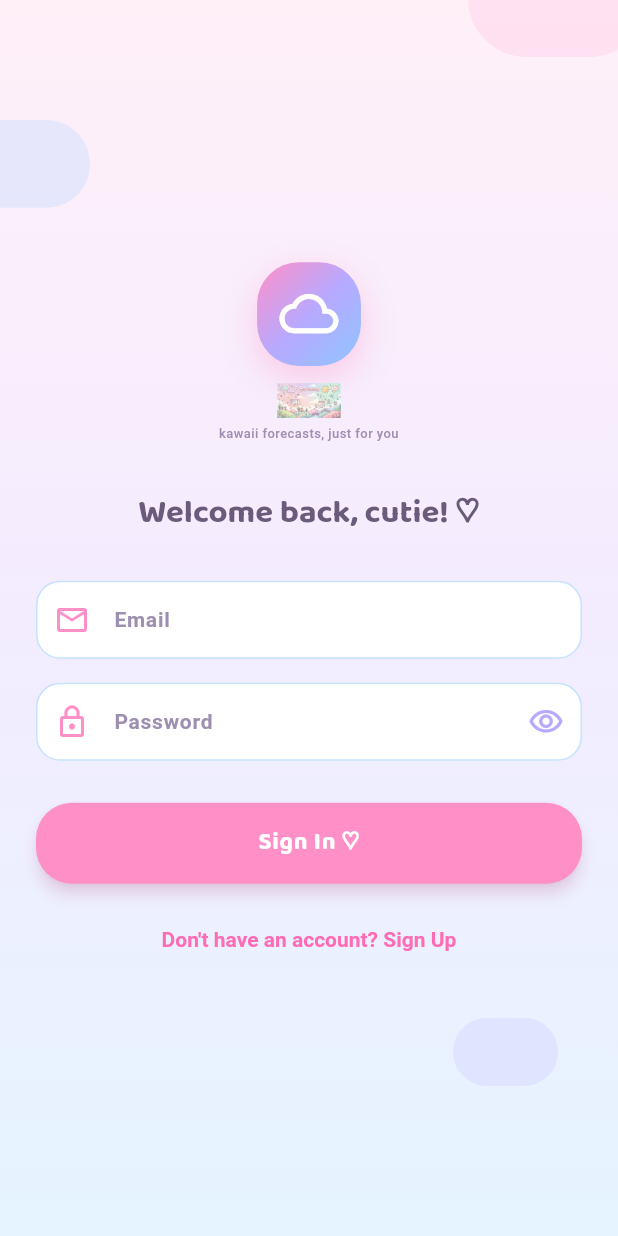
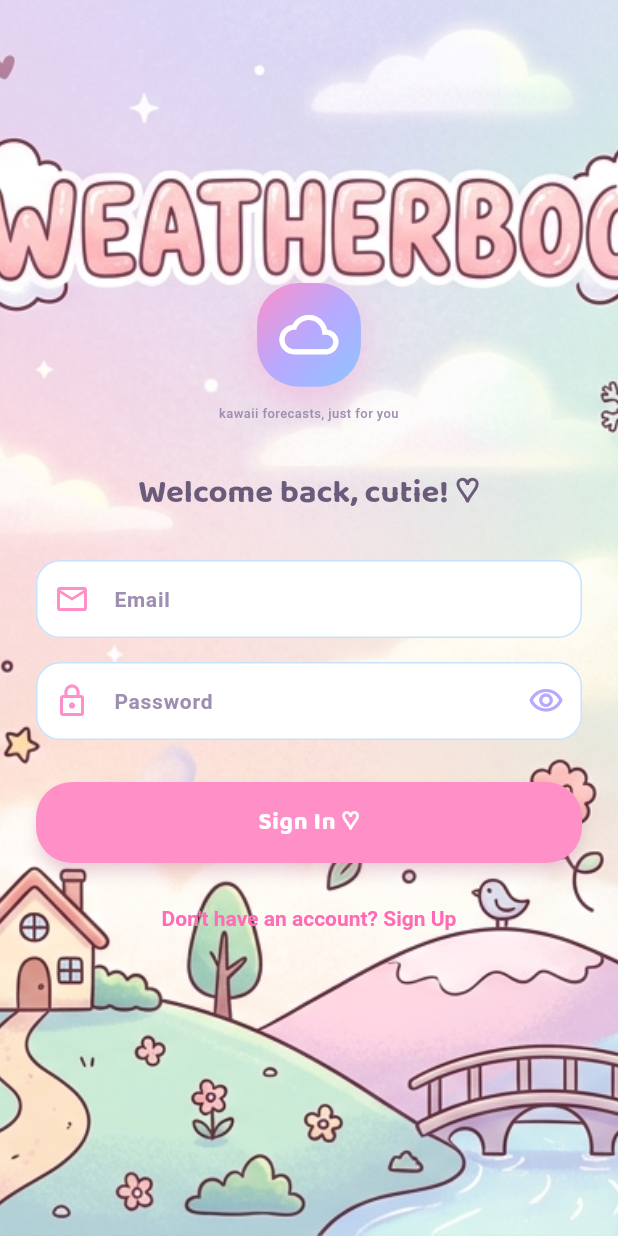
Before and after one commit to exianninskie/weatherboo, a Flutter app: the screen it shows after launch, on a phone screen of 412 x 824 dp. Run offline on Flutter 3.47's test engine with Material 3 defaults, Android fonts, the phone set to English and light mode, and no system bars; our stand-ins replace google_fonts, image_picker, supabase_flutter; accounts and stored records are empty.

Commit message:
Replace KawaiiBackground gradient with Background.png image
- Change KawaiiBackground to use Background.png as background for all screens
- Remove cloud blobs from background
- Add errorBuilder to fall back to gradient if image fails to load
- Remove Background.png from custom logo since it's now the background everywhere

```diff
--- a/lib/theme/app_theme.dart
+++ b/lib/theme/app_theme.dart
@@ -271,24 +271,17 @@ class KawaiiBackground extends StatelessWidget {
   Widget build(BuildContext context) {
     return Stack(
       children: [
-        DecoratedBox(
-          decoration: AppTheme.backgroundGradient,
-          child: SizedBox.expand(),
-        ),
-        Positioned(
-          top: -40,
-          right: -20,
-          child: _CloudBlob(size: 120, color: AppColors.sakura.withValues(alpha: 0.15)),
-        ),
-        Positioned(
-          top: 80,
-          left: -30,
-          child: _CloudBlob(size: 90, color: AppColors.sky.withValues(alpha: 0.2)),
-        ),
-        Positioned(
-          bottom: 100,
-          right: 40,
-          child: _CloudBlob(size: 70, color: AppColors.lavender.withValues(alpha: 0.18)),
+        Image.asset(
+          'assets/images/Background.png',
+          fit: BoxFit.cover,
+          width: double.infinity,
+          height: double.infinity,
+          errorBuilder: (context, error, stackTrace) {
+            return DecoratedBox(
+              decoration: AppTheme.backgroundGradient,
+              child: SizedBox.expand(),
+            );
+          },
         ),
         child,
       ],
--- a/lib/widgets/custom_logo.dart
+++ b/lib/widgets/custom_logo.dart
@@ -30,13 +30,6 @@ class CustomLogo extends StatelessWidget {
         ),
         if (showFull) ...[
           SizedBox(height: size * 0.1),
-          Image.asset(
-            'assets/images/Background.png',
-            width: size * 0.8,
-            height: size * 0.2,
-            fit: BoxFit.contain,
-          ),
-          SizedBox(height: size * 0.04),
           Text(
             'kawaii forecasts, just for you',
             style: AppTypography.brandSubtitle(size * 0.075),
```
